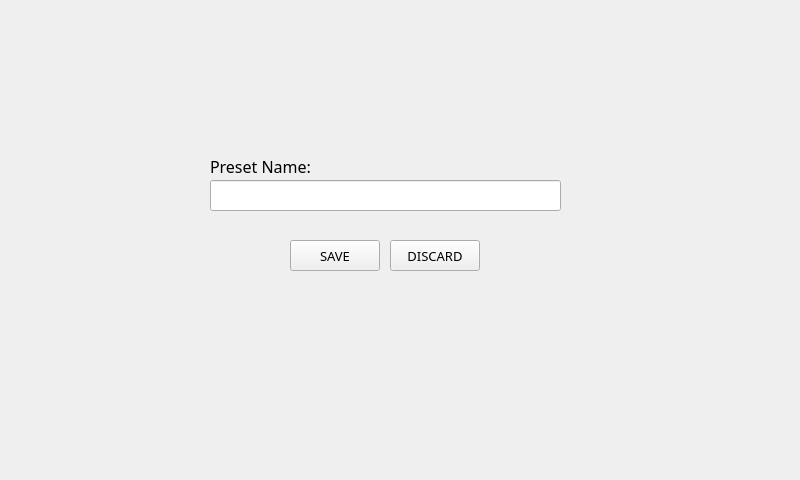
This is RenamePreset.ui in Markgundam/TexturePacker as Qt 5 draws it before an edit. The edited form follows.
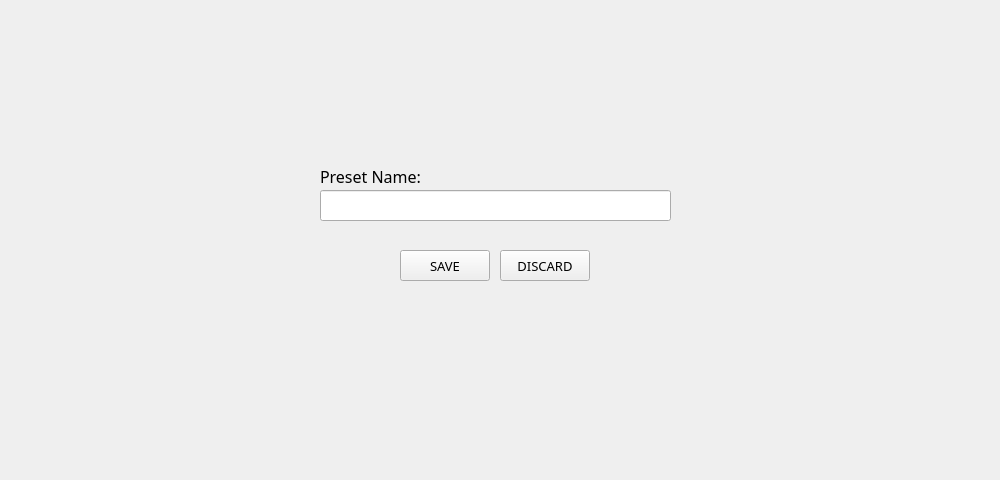
This is the edited form.

```diff
--- a/RenamePreset.ui
+++ b/RenamePreset.ui
@@ -6,7 +6,7 @@
    <rect>
     <x>0</x>
     <y>0</y>
-    <width>800</width>
+    <width>1000</width>
     <height>480</height>
    </rect>
   </property>
@@ -16,8 +16,8 @@
   <widget class="QLabel" name="label_4">
    <property name="geometry">
     <rect>
-     <x>210</x>
-     <y>150</y>
+     <x>320</x>
+     <y>160</y>
      <width>111</width>
      <height>32</height>
     </rect>
@@ -35,8 +35,8 @@
   <widget class="QLineEdit" name="NameText">
    <property name="geometry">
     <rect>
-     <x>210</x>
-     <y>180</y>
+     <x>320</x>
+     <y>190</y>
      <width>351</width>
      <height>31</height>
     </rect>
@@ -54,8 +54,8 @@
   <widget class="QPushButton" name="SaveNameButton">
    <property name="geometry">
     <rect>
-     <x>290</x>
-     <y>240</y>
+     <x>400</x>
+     <y>250</y>
      <width>90</width>
      <height>31</height>
     </rect>
@@ -75,8 +75,8 @@
   <widget class="QPushButton" name="DiscardNameButton">
    <property name="geometry">
     <rect>
-     <x>390</x>
-     <y>240</y>
+     <x>500</x>
+     <y>250</y>
      <width>90</width>
      <height>31</height>
     </rect>
```
